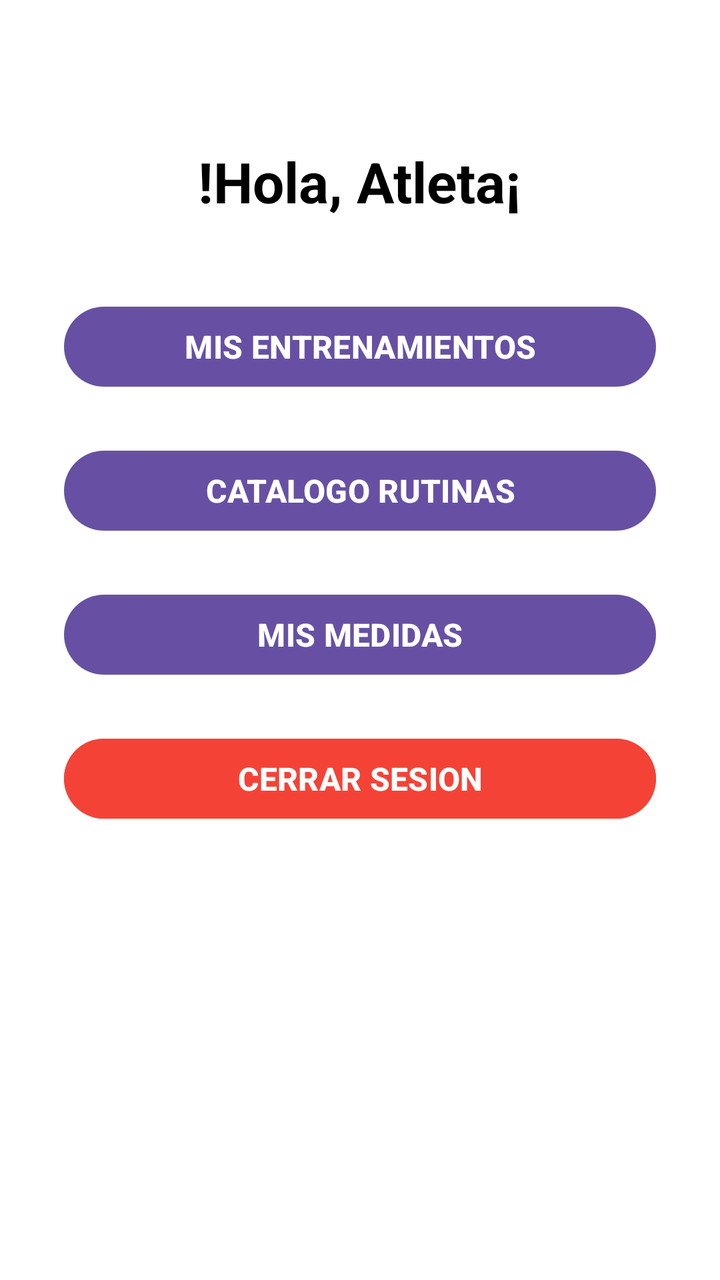
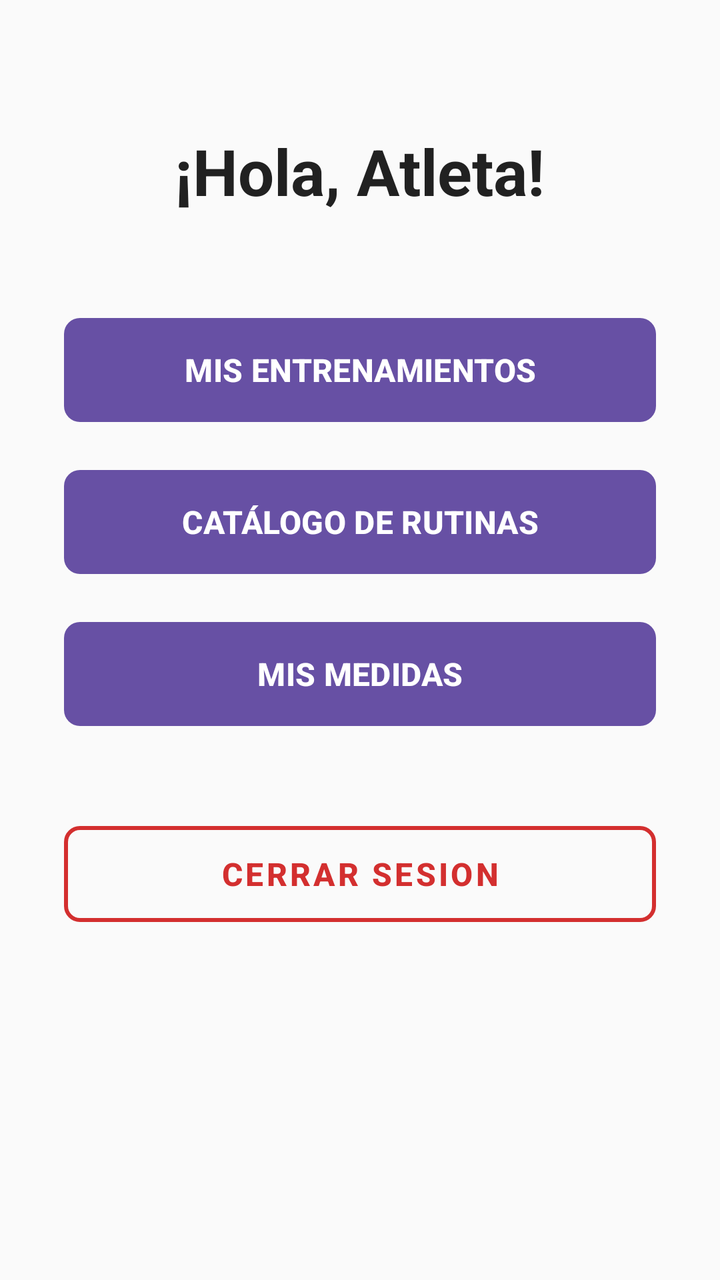

Before-and-after screenshots of an Android layout around one commit, followed by the original layout XML and the change that was made.
<!-- AndroidManifest.xml: application theme Theme.Aplicacion -->
<!-- res/layout/activity_home.xml -->
<?xml version="1.0" encoding="utf-8"?>
<LinearLayout xmlns:android="http://schemas.android.com/apk/res/android"
    xmlns:tools="http://schemas.android.com/tools"
    android:layout_width="match_parent"
    android:layout_height="match_parent"
    android:orientation="vertical"
    android:padding="32dp"
    android:gravity="center_horizontal"
    android:background="#FFFFFF">

    <TextView
        android:layout_width="wrap_content"
        android:layout_height="wrap_content"
        android:id="@+id/tvBienvenida"
        android:text="!Hola, Atleta¡"
        android:textSize="28sp"
        android:textStyle="bold"
        android:textColor="#000000"
        android:layout_marginTop="40dp"
        android:layout_marginBottom="40dp"/>

    <Button
        android:layout_width="match_parent"
        android:layout_height="wrap_content"
        android:id="@+id/btnMisEntrenamientos"
        android:text="MIS ENTRENAMIENTOS"
        android:textSize="16sp"
        android:textStyle="bold"
        android:layout_marginBottom="24dp"/>

    <Button
        android:layout_width="match_parent"
        android:layout_height="wrap_content"
        android:id="@+id/btnCatalogoRutinas"
        android:text="CATALOGO RUTINAS"
        android:textSize="16sp"
        android:textStyle="bold"
        android:layout_marginBottom="24dp"/>

    <Button
        android:layout_width="match_parent"
        android:layout_height="wrap_content"
        android:id="@+id/btnMisMedidas"
        android:text="MIS MEDIDAS"
        android:textSize="16sp"
        android:textStyle="bold"
        android:layout_marginBottom="24dp"/>

    <Button
        android:layout_width="match_parent"
        android:layout_height="wrap_content"
        android:id="@+id/btnPalenAdmin"
        android:text="PANEL DE ADMINISTRADOR"
        android:textSize="16sp"
        android:textStyle="bold"
        android:backgroundTint="#FF9800"
        android:visibility="gone"
        android:layout_marginBottom="24dp"/>

    <Button
        android:layout_width="match_parent"
        android:layout_height="wrap_content"
        android:id="@+id/btnLogout"
        android:text="CERRAR SESION"
        android:textSize="16sp"
        android:textStyle="bold"
        android:backgroundTint="#F44336"
        android:layout_marginBottom="24dp"/>

</LinearLayout>
<!-- resources referenced by this layout -->
<resources>
  <style name="Theme.Aplicacion" parent="Base.Theme.Aplicacion" />
  <style name="Base.Theme.Aplicacion" parent="Theme.Material3.DayNight.NoActionBar">
          
          
      </style>
</resources>

<!-- the commit's change to res/layout/activity_home.xml (unified diff, before → after) -->
@@ -1,70 +1,87 @@
-<?xml version="1.0" encoding="utf-8"?>
-<LinearLayout xmlns:android="http://schemas.android.com/apk/res/android"
-    xmlns:tools="http://schemas.android.com/tools"
+<?xml version="1.0" encoding="UTF-8" ?>
+<ScrollView xmlns:android="http://schemas.android.com/apk/res/android"
+    xmlns:app="http://schemas.android.com/apk/res-auto"
     android:layout_width="match_parent"
     android:layout_height="match_parent"
-    android:orientation="vertical"
-    android:padding="32dp"
-    android:gravity="center_horizontal"
-    android:background="#FFFFFF">
+    android:fillViewport="true"
+    android:background="#FAFAFA">
 
-    <TextView
-        android:layout_width="wrap_content"
-        android:layout_height="wrap_content"
-        android:id="@+id/tvBienvenida"
-        android:text="!Hola, Atleta¡"
-        android:textSize="28sp"
-        android:textStyle="bold"
-        android:textColor="#000000"
-        android:layout_marginTop="40dp"
-        android:layout_marginBottom="40dp"/>
-
-    <Button
+    <LinearLayout
         android:layout_width="match_parent"
         android:layout_height="wrap_content"
-        android:id="@+id/btnMisEntrenamientos"
-        android:text="MIS ENTRENAMIENTOS"
-        android:textSize="16sp"
-        android:textStyle="bold"
-        android:layout_marginBottom="24dp"/>
+        android:orientation="vertical"
+        android:padding="32dp"
+        android:gravity="center_horizontal">
 
-    <Button
-        android:layout_width="match_parent"
-        android:layout_height="wrap_content"
-        android:id="@+id/btnCatalogoRutinas"
-        android:text="CATALOGO RUTINAS"
-        android:textSize="16sp"
-        android:textStyle="bold"
-        android:layout_marginBottom="24dp"/>
+        
+        <TextView
+            android:layout_width="wrap_content"
+            android:layout_height="wrap_content"
+            android:id="@+id/tvBienvenida"
+            android:text="¡Hola, Atleta!"
+            android:textSize="32sp"
+            android:textStyle="bold"
+            android:textColor="#212121"
+            android:layout_marginTop="32dp"
+            android:layout_marginBottom="48dp"/>
 
-    <Button
-        android:layout_width="match_parent"
-        android:layout_height="wrap_content"
-        android:id="@+id/btnMisMedidas"
-        android:text="MIS MEDIDAS"
-        android:textSize="16sp"
-        android:textStyle="bold"
-        android:layout_marginBottom="24dp"/>
+        
+        <com.google.android.material.button.MaterialButton
+            android:layout_width="match_parent"
+            android:layout_height="60dp"
+            android:id="@+id/btnMisEntrenamientos"
+            android:text="MIS ENTRENAMIENTOS"
+            android:textStyle="bold"
+            android:textSize="16sp"
+            app:cornerRadius="8dp"
+            android:layout_marginBottom="16dp"/>
 
-    <Button
-        android:layout_width="match_parent"
-        android:layout_height="wrap_content"
-        android:id="@+id/btnPalenAdmin"
-        android:text="PANEL DE ADMINISTRADOR"
-        android:textSize="16sp"
-        android:textStyle="bold"
-        android:backgroundTint="#FF9800"
-        android:visibility="gone"
-        android:layout_marginBottom="24dp"/>
+        <com.google.android.material.button.MaterialButton
+            android:layout_width="match_parent"
+            android:layout_height="60dp"
+            android:id="@+id/btnCatalogoRutinas"
+            android:text="CATÁLOGO DE RUTINAS"
+            android:textSize="16sp"
+            android:textStyle="bold"
+            app:cornerRadius="8dp"
+            android:layout_marginBottom="16dp"/>
 
-    <Button
-        android:layout_width="match_parent"
-        android:layout_height="wrap_content"
-        android:id="@+id/btnLogout"
-        android:text="CERRAR SESION"
-        android:textSize="16sp"
-        android:textStyle="bold"
-        android:backgroundTint="#F44336"
-        android:layout_marginBottom="24dp"/>
+        <com.google.android.material.button.MaterialButton
+            android:layout_width="match_parent"
+            android:layout_height="60dp"
+            android:id="@+id/btnMisMedidas"
+            android:text="MIS MEDIDAS"
+            android:textSize="16sp"
+            android:textStyle="bold"
+            app:cornerRadius="8dp"
+            android:layout_marginBottom="40dp"/>
 
-</LinearLayout>
+        
+        <com.google.android.material.button.MaterialButton
+            android:layout_width="match_parent"
+            android:layout_height="60dp"
+            android:id="@+id/btnPanelAdmin"
+            android:text="PANEL DE ADNIMISTRADOR"
+            android:textSize="16sp"
+            android:textStyle="bold"
+            android:backgroundTint="#FF9800"
+            app:cornerRadius="8dp"
+            android:visibility="gone"
+            android:layout_marginBottom="16dp"/>
+
+        
+        <com.google.android.material.button.MaterialButton
+            android:layout_width="match_parent"
+            android:layout_height="60dp"
+            android:id="@+id/btnLogout"
+            style="@style/Widget.MaterialComponents.Button.OutlinedButton"
+            android:text="CERRAR SESION"
+            android:textSize="16sp"
+            android:textStyle="bold"
+            android:textColor="#D32F2F"
+            app:strokeColor="#D32F2F"
+            app:strokeWidth="2dp"
+            app:cornerRadius="8dp"
+            android:layout_marginBottom="24dp"/>
+    </LinearLayout>
+</ScrollView>
